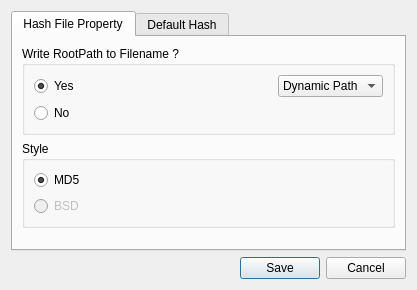
Old version of the form src/properties.ui in the repository d4ndo/checksumjack.
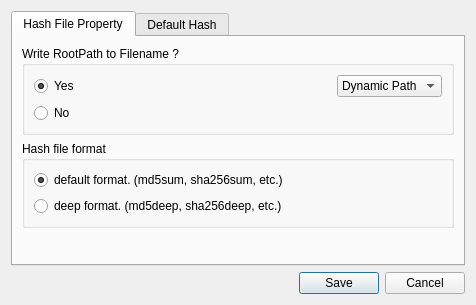
New version of the form. Icons and pictures are not drawn.

Commit message: New hash file format »deep« (md5deep, sha256deep).

```diff
--- a/src/properties.ui
+++ b/src/properties.ui
@@ -6,8 +6,8 @@
    <rect>
     <x>0</x>
     <y>0</y>
-    <width>417</width>
-    <height>290</height>
+    <width>476</width>
+    <height>305</height>
    </rect>
   </property>
   <property name="windowTitle">
@@ -96,13 +96,13 @@
            <item>
             <widget class="QGroupBox" name="groupBox_2">
              <property name="title">
-              <string>Style</string>
+              <string>Hash file format</string>
              </property>
              <layout class="QVBoxLayout" name="verticalLayout_2">
               <item>
                <widget class="QRadioButton" name="radioMD5">
                 <property name="text">
-                 <string>MD5</string>
+                 <string>default format. (md5sum, sha256sum, etc.)</string>
                 </property>
                 <property name="checked">
                  <bool>true</bool>
@@ -112,10 +112,10 @@
               <item>
                <widget class="QRadioButton" name="radioBSD">
                 <property name="enabled">
-                 <bool>false</bool>
+                 <bool>true</bool>
                 </property>
                 <property name="text">
-                 <string>BSD</string>
+                 <string>deep format. (md5deep, sha256deep, etc.)</string>
                 </property>
                 <property name="checkable">
                  <bool>true</bool>
```
Left out of the diff: 4 changed lines with no effect on the pictures. The commit also changes 2 other files.
